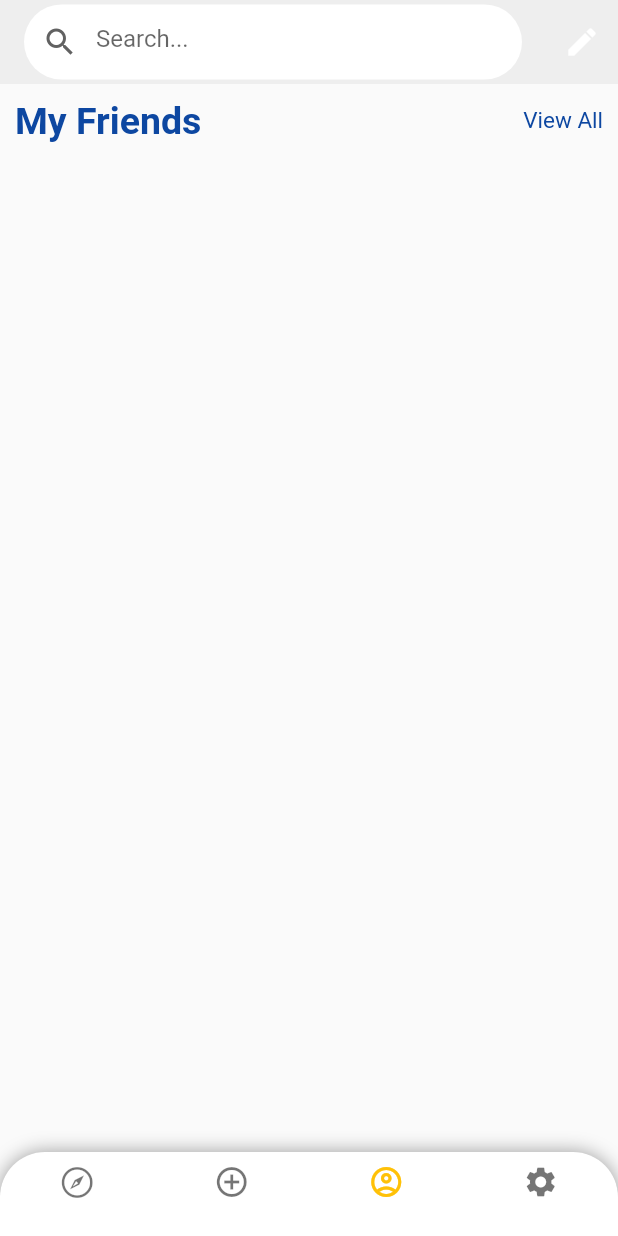
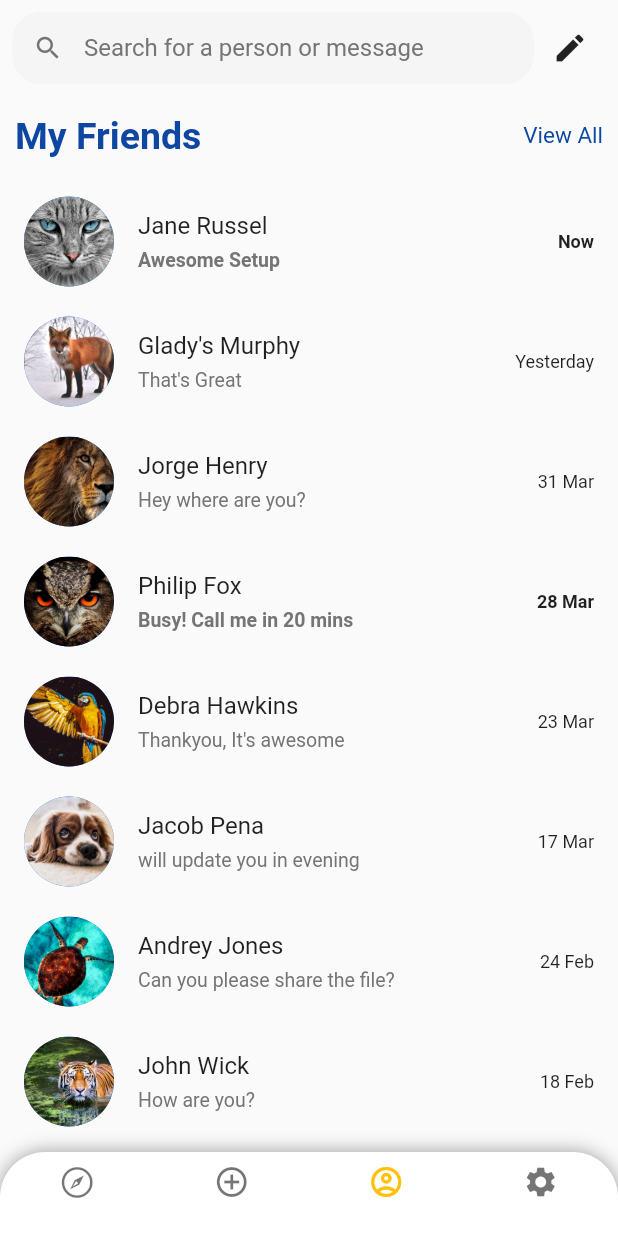
Before and after one commit to storm1486/wyam_app, a Flutter app: the screen it shows after launch, item 3 of the bottom bar chosen, on a phone screen of 412 x 824 dp. Run offline on Flutter 3.47's test engine with Material 2 defaults, Android fonts, the phone set to English and light mode, and no system bars.

Commit message:
Created Conversation List and User Model

```diff
--- a/lib/pages/chat.dart
+++ b/lib/pages/chat.dart
@@ -1,7 +1,6 @@
 import 'package:flutter/material.dart';
 
 import '../services/chatPage.dart';
-import '../services/searchBar.dart';
 
 class Chat extends StatelessWidget {
   const Chat({super.key});
@@ -11,7 +10,6 @@ class Chat extends StatelessWidget {
     return const Scaffold(
         body: Column(
         children: [
-          SafeArea(child: Search()),
           Expanded(child: ChatPage()),
 
     ],
--- a/lib/services/chatPage.dart
+++ b/lib/services/chatPage.dart
@@ -1,4 +1,7 @@
 import 'package:flutter/material.dart';
+
+import 'chatUsersModel.dart';
+import 'conversationList.dart';
 
 class ChatPage extends StatefulWidget {
   const ChatPage({super.key});
@@ -8,14 +11,51 @@ class ChatPage extends StatefulWidget {
 }
 
 class _ChatPageState extends State<ChatPage> {
+
+  List<ChatUsers> chatUsers = [
+  ChatUsers(name: "Jane Russel", messageText: "Awesome Setup", image: "userImage1.jpg", time: "Now"),
+  ChatUsers(name: "Glady's Murphy", messageText: "That's Great", image: "userImage2.jpg", time: "Yesterday"),
+  ChatUsers(name: "Jorge Henry", messageText: "Hey where are you?", image: "userImage3.jpg", time: "31 Mar"),
+  ChatUsers(name: "Philip Fox", messageText: "Busy! Call me in 20 mins", image: "userImage4.jpg", time: "28 Mar"),
+  ChatUsers(name: "Debra Hawkins", messageText: "Thankyou, It's awesome", image: "userImage5.jpg", time: "23 Mar"),
+  ChatUsers(name: "Jacob Pena", messageText: "will update you in evening", image: "userImage6.jpg", time: "17 Mar"),
+  ChatUsers(name: "Andrey Jones", messageText: "Can you please share the file?", image: "userImage7.jpg", time: "24 Feb"),
+  ChatUsers(name: "John Wick", messageText: "How are you?", image: "userImage8.jpg", time: "18 Feb"),
+  ];
+
   @override
   Widget build(BuildContext context) {
     return Scaffold(
-      body: SingleChildScrollView(
-        physics: BouncingScrollPhysics(),
+      body: SafeArea(
           child: Column(
             crossAxisAlignment: CrossAxisAlignment.start,
             children: [
+              Padding(
+                padding: const EdgeInsets.fromLTRB(8, 8, 8, 10),
+                child: Row(
+                    children: [
+                      Expanded(
+                        child: TextField(
+                          decoration: InputDecoration(
+                            hintText: "Search for a person or message",
+                            hintStyle: TextStyle(color: Colors.grey.shade600),
+                            prefixIcon: Icon(Icons.search,color: Colors.grey.shade600, size: 20,),
+                            filled: true,
+                            fillColor: Colors.grey.shade100,
+                            contentPadding: EdgeInsets.all(8),
+                            enabledBorder: OutlineInputBorder(
+                                borderRadius: BorderRadius.circular(20),
+                                borderSide: BorderSide(
+                                    color: Colors.grey.shade100
+                                )
+                            ),
+                          ),
+                        ),
+                      ),
+                      IconButton(onPressed: () {}, icon: Icon(Icons.edit))
+                    ],
+                  ),
+              ),
               Padding(
                   padding: EdgeInsets.fromLTRB(10, 10, 10, 0),
                   child: Row(
@@ -26,6 +66,26 @@ class _ChatPageState extends State<ChatPage> {
                     ],
                   ),
                 ),
+              Expanded(
+                child: SingleChildScrollView(
+                  physics: BouncingScrollPhysics(),
+                  child: ListView.builder(
+                    itemCount: chatUsers.length,
+                    shrinkWrap: true,
+                    padding: EdgeInsets.only(top: 16),
+                    physics: NeverScrollableScrollPhysics(),
+                    itemBuilder: (context, index){
+                      return ConversationList(
+                        name: chatUsers[index].name,
+                        messageText: chatUsers[index].messageText,
+                        image: 'assets/${chatUsers[index].image}',
+                        time: chatUsers[index].time,
+                        isMessageRead: (index == 0 || index == 3)?true:false,
+                      );
+                    },
+                  ),
+                ),
+              ),
             ],
           ),
         ),
--- /dev/null
+++ b/lib/services/chatUsersModel.dart
@@ -0,0 +1,7 @@
+class ChatUsers{
+  late String name; //name of the user
+  late String messageText; //most recent message in the chat
+  late String image; //user profile picture
+  late String time; //time the last message was received or sent
+  ChatUsers({required this.name, required this.messageText, required this.image, required this.time});
+}
--- /dev/null
+++ b/lib/services/conversationList.dart
@@ -0,0 +1,58 @@
+import 'package:flutter/material.dart';
+
+class ConversationList extends StatefulWidget{
+
+  late String name; //name of user
+  late String messageText; //last message in the chat
+  late String image; //profile picture of the user
+  late String time; //time the last message was received or sent
+  late bool isMessageRead; //is message read or not
+
+  ConversationList({super.key, required this.name, required this.messageText, required this.image, required this.time, required this.isMessageRead});
+
+
+  @override
+  _ConversationListState createState() => _ConversationListState();
+}
+
+class _ConversationListState extends State<ConversationList> {
+  @override
+  Widget build(BuildContext context) {
+    return GestureDetector(
+      onTap: (){
+      },
+      child: Container(
+        padding: EdgeInsets.only(left: 16,right: 16,top: 10,bottom: 10),
+        child: Row(
+          children: <Widget>[
+            Expanded(
+              child: Row(
+                children: <Widget>[
+                  CircleAvatar(
+                    backgroundImage: AssetImage(widget.image),
+                    maxRadius: 30,
+                  ),
+                  SizedBox(width: 16,),
+                  Expanded(
+                    child: Container(
+                      color: Colors.transparent,
+                      child: Column(
+                        crossAxisAlignment: CrossAxisAlignment.start,
+                        children: <Widget>[
+                          Text(widget.name, style: TextStyle(fontSize: 16),),
+                          SizedBox(height: 6,),
+                          Text(widget.messageText,style: TextStyle(fontSize: 13,color: Colors.grey.shade600, fontWeight: widget.isMessageRead?FontWeight.bold:FontWeight.normal),),
+                        ],
+                      ),
+                    ),
+                  ),
+                ],
+              ),
+            ),
+            Text(widget.time,style: TextStyle(fontSize: 12,fontWeight: widget.isMessageRead?FontWeight.bold:FontWeight.normal),),
+          ],
+        ),
+      ),
+    );
+  }
+}
```
Also changed, not shown: assets/userImage1.jpg (added), assets/userImage2.jpg (added), assets/userImage3.jpg (added), assets/userImage4.jpg (added), assets/userImage5.jpg (added), assets/userImage6.jpg (added), assets/userImage7.jpg (added), assets/userImage8.jpg (added), 3 other files. Lines whose indentation alone changed are shown as unchanged.
